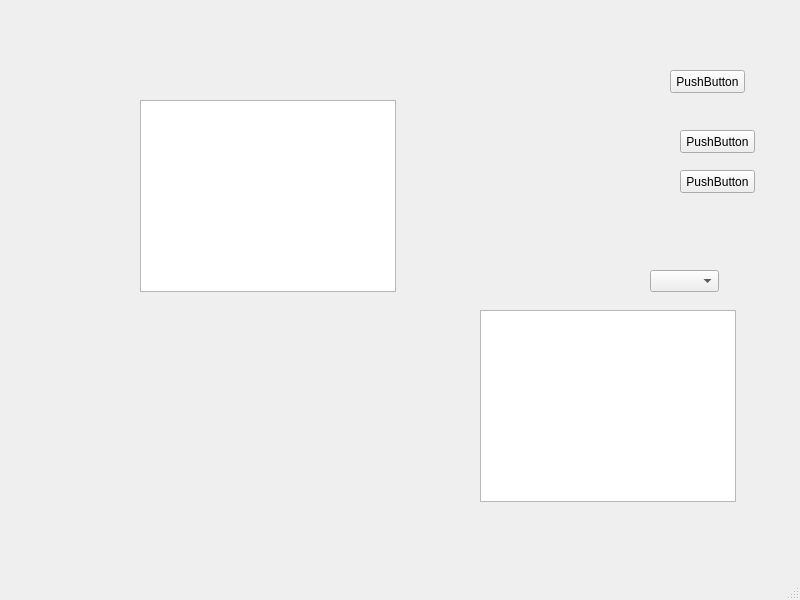
Qt form a_star/mainwindow.ui (wowaser/A_STAR) before a commit.
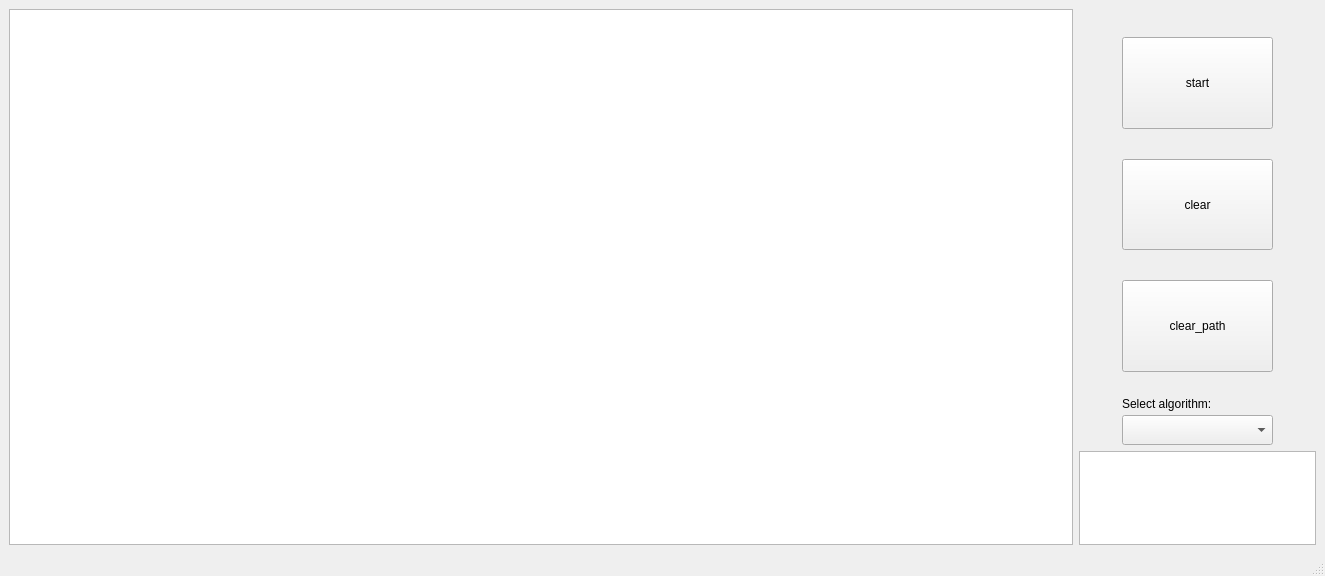
The same form after that commit.

Commit message: Updated ui, not done yet

```diff
--- a/a_star/mainwindow.ui
+++ b/a_star/mainwindow.ui
@@ -6,83 +6,199 @@
    <rect>
     <x>0</x>
     <y>0</y>
-    <width>800</width>
-    <height>600</height>
+    <width>1325</width>
+    <height>576</height>
    </rect>
   </property>
   <property name="windowTitle">
    <string>MainWindow</string>
   </property>
   <widget class="QWidget" name="centralwidget">
-   <widget class="QPushButton" name="start_button">
-    <property name="geometry">
-     <rect>
-      <x>670</x>
-      <y>70</y>
-      <width>75</width>
-      <height>23</height>
-     </rect>
-    </property>
-    <property name="text">
-     <string>PushButton</string>
-    </property>
-   </widget>
-   <widget class="QPushButton" name="clear_button">
-    <property name="geometry">
-     <rect>
-      <x>680</x>
-      <y>130</y>
-      <width>75</width>
-      <height>23</height>
-     </rect>
-    </property>
-    <property name="text">
-     <string>PushButton</string>
-    </property>
-   </widget>
-   <widget class="QPushButton" name="clear_path_button">
-    <property name="geometry">
-     <rect>
-      <x>680</x>
-      <y>170</y>
-      <width>75</width>
-      <height>23</height>
-     </rect>
-    </property>
-    <property name="text">
-     <string>PushButton</string>
-    </property>
-   </widget>
-   <widget class="QGraphicsView" name="graphicsView">
-    <property name="geometry">
-     <rect>
-      <x>140</x>
-      <y>100</y>
-      <width>256</width>
-      <height>192</height>
-     </rect>
-    </property>
-   </widget>
-   <widget class="QComboBox" name="comboBox">
-    <property name="geometry">
-     <rect>
-      <x>650</x>
-      <y>270</y>
-      <width>69</width>
-      <height>22</height>
-     </rect>
-    </property>
-   </widget>
-   <widget class="QTextBrowser" name="textBrowser">
-    <property name="geometry">
-     <rect>
-      <x>480</x>
-      <y>310</y>
-      <width>256</width>
-      <height>192</height>
-     </rect>
-    </property>
-   </widget>
+   <layout class="QHBoxLayout" name="horizontalLayout_2" stretch="9,2">
+    <item>
+     <widget class="QGraphicsView" name="graphicsView"/>
+    </item>
+    <item>
+     <layout class="QVBoxLayout" name="verticalLayout_2" stretch="60,13">
+      <item>
+       <layout class="QHBoxLayout" name="horizontalLayout" stretch="2,7,2">
+        <item>
+         <spacer name="horizontalSpacer">
+          <property name="orientation">
+           <enum>Qt::Horizontal</enum>
+          </property>
+          <property name="sizeHint" stdset="0">
+           <size>
+            <width>78</width>
+            <height>20</height>
+           </size>
+          </property>
+         </spacer>
+        </item>
+        <item>
+         <layout class="QVBoxLayout" name="verticalLayout" stretch="4,0,4,0,4,0,1,1">
+          <property name="spacing">
+           <number>0</number>
+          </property>
+          <property name="leftMargin">
+           <number>0</number>
+          </property>
+          <property name="topMargin">
+           <number>28</number>
+          </property>
+          <property name="bottomMargin">
+           <number>0</number>
+          </property>
+          <item>
+           <widget class="QPushButton" name="start_button">
+            <property name="sizePolicy">
+             <sizepolicy hsizetype="Minimum" vsizetype="Minimum">
+              <horstretch>0</horstretch>
+              <verstretch>0</verstretch>
+             </sizepolicy>
+            </property>
+            <property name="minimumSize">
+             <size>
+              <width>100</width>
+              <height>30</height>
+             </size>
+            </property>
+            <property name="text">
+             <string>start</string>
+            </property>
+           </widget>
+          </item>
+          <item>
+           <spacer name="verticalSpacer_3">
+            <property name="orientation">
+             <enum>Qt::Vertical</enum>
+            </property>
+            <property name="sizeHint" stdset="0">
+             <size>
+              <width>20</width>
+              <height>30</height>
+             </size>
+            </property>
+           </spacer>
+          </item>
+          <item>
+           <widget class="QPushButton" name="clear_button">
+            <property name="sizePolicy">
+             <sizepolicy hsizetype="Minimum" vsizetype="Minimum">
+              <horstretch>0</horstretch>
+              <verstretch>0</verstretch>
+             </sizepolicy>
+            </property>
+            <property name="minimumSize">
+             <size>
+              <width>100</width>
+              <height>30</height>
+             </size>
+            </property>
+            <property name="text">
+             <string>clear</string>
+            </property>
+           </widget>
+          </item>
+          <item>
+           <spacer name="verticalSpacer_2">
+            <property name="orientation">
+             <enum>Qt::Vertical</enum>
+            </property>
+            <property name="sizeHint" stdset="0">
+             <size>
+              <width>20</width>
+              <height>30</height>
+             </size>
+            </property>
+           </spacer>
+          </item>
+          <item>
+           <widget class="QPushButton" name="clear_path_button">
+            <property name="sizePolicy">
+             <sizepolicy hsizetype="Minimum" vsizetype="Minimum">
+              <horstretch>0</horstretch>
+              <verstretch>0</verstretch>
+             </sizepolicy>
+            </property>
+            <property name="minimumSize">
+             <size>
+              <width>100</width>
+              <height>30</height>
+             </size>
+            </property>
+            <property name="text">
+             <string>clear_path</string>
+            </property>
+           </widget>
+          </item>
+          <item>
+           <spacer name="verticalSpacer">
+            <property name="orientation">
+             <enum>Qt::Vertical</enum>
+            </property>
+            <property name="sizeHint" stdset="0">
+             <size>
+              <width>20</width>
+              <height>20</height>
+             </size>
+            </property>
+           </spacer>
+          </item>
+          <item>
+           <widget class="QLabel" name="ChoiseeLabel">
+            <property name="text">
+             <string>Select algorithm:</string>
+            </property>
+           </widget>
+          </item>
+          <item>
+           <widget class="QComboBox" name="comboBox">
+            <property name="sizePolicy">
+             <sizepolicy hsizetype="Minimum" vsizetype="Minimum">
+              <horstretch>0</horstretch>
+              <verstretch>0</verstretch>
+             </sizepolicy>
+            </property>
+            <property name="minimumSize">
+             <size>
+              <width>100</width>
+              <height>30</height>
+             </size>
+            </property>
+            <property name="styleSheet">
+             <string notr="true">QComboBox{
+    text-align: center;
+}</string>
+            </property>
+            <property name="placeholderText">
+             <string/>
+            </property>
+           </widget>
+          </item>
+         </layout>
+        </item>
+        <item>
+         <spacer name="horizontalSpacer_2">
+          <property name="orientation">
+           <enum>Qt::Horizontal</enum>
+          </property>
+          <property name="sizeHint" stdset="0">
+           <size>
+            <width>78</width>
+            <height>20</height>
+           </size>
+          </property>
+         </spacer>
+        </item>
+       </layout>
+      </item>
+      <item>
+       <widget class="QTextBrowser" name="textBrowser"/>
+      </item>
+     </layout>
+    </item>
+   </layout>
   </widget>
   <widget class="QMenuBar" name="menubar">
    <property name="geometry">
```
Left out of the diff: 2 changed lines with no effect on the pictures. The commit also changes 5 other files.
